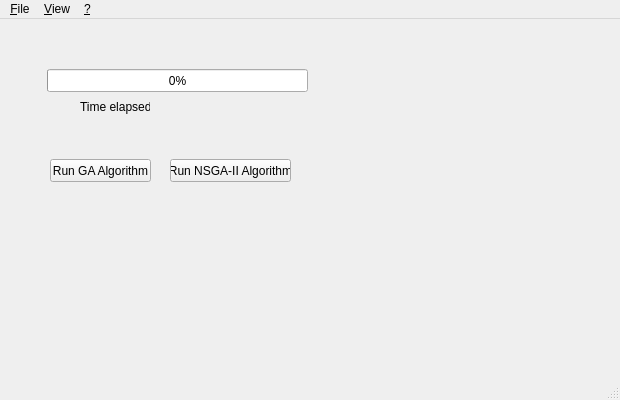
Before: the Qt Designer form GUIGeneticAlgorithms/gui/mainwindow.ui in KeRNeLith/Single-Multi-Objective-Genetic-Algorithm, drawn with Qt 5.
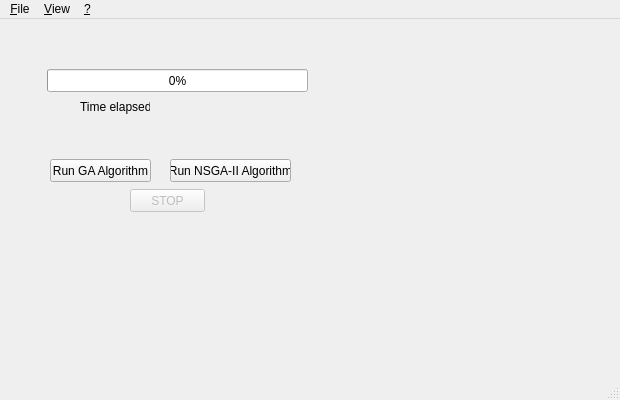
After: the same form once the commit is applied.

Commit message: allow to stop algorithm when it run and we can close application even if an algorithm is running

```diff
--- a/GUIGeneticAlgorithms/gui/mainwindow.ui
+++ b/GUIGeneticAlgorithms/gui/mainwindow.ui
@@ -85,6 +85,22 @@
      <string/>
     </property>
    </widget>
+   <widget class="QPushButton" name="stopPushButton">
+    <property name="enabled">
+     <bool>false</bool>
+    </property>
+    <property name="geometry">
+     <rect>
+      <x>130</x>
+      <y>170</y>
+      <width>75</width>
+      <height>23</height>
+     </rect>
+    </property>
+    <property name="text">
+     <string>STOP</string>
+    </property>
+   </widget>
   </widget>
   <widget class="QMenuBar" name="menuBar">
    <property name="geometry">
```
The commit also changes 4 other files.
